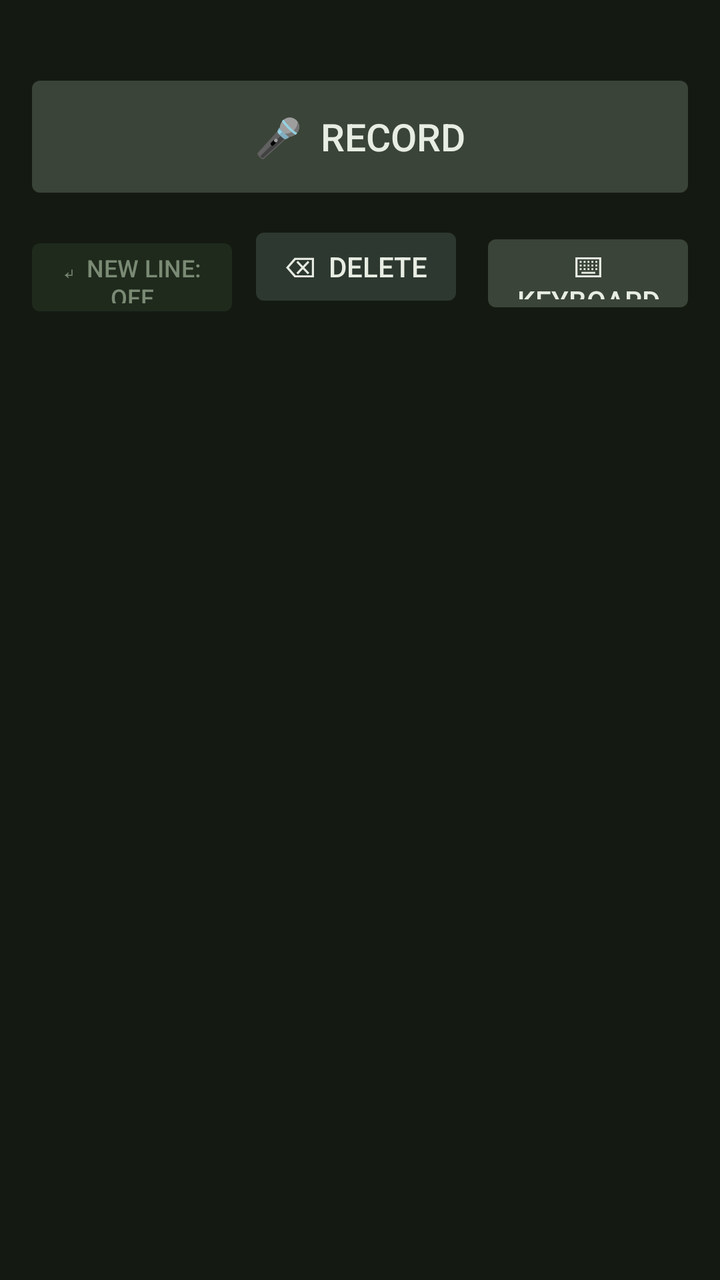
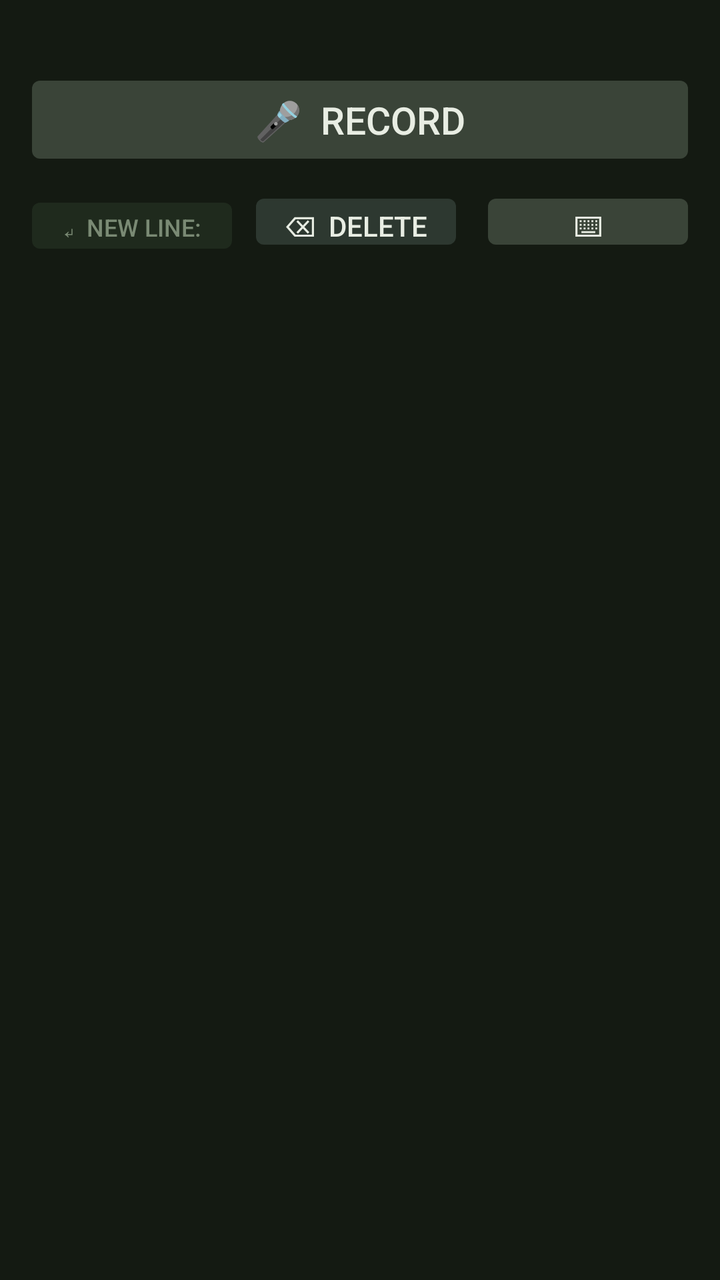

The first picture is an Android layout as it rendered before a commit; the second is the same layout after the commit. The layout source and the unified diff follow.
<!-- AndroidManifest.xml: application theme android:Theme.DeviceDefault -->
<!-- res/layout/keyboard_view.xml -->
<?xml version="1.0" encoding="utf-8"?>
<LinearLayout xmlns:android="http://schemas.android.com/apk/res/android"
    android:layout_width="match_parent"
    android:layout_height="wrap_content"
    android:orientation="vertical"
    android:background="#141A12"
    android:padding="12dp">

    
    <TextView
        android:id="@+id/tvStatus"
        android:layout_width="match_parent"
        android:layout_height="wrap_content"
        android:text=""
        android:textColor="#7A8A74"
        android:textSize="12sp"
        android:gravity="center"
        android:minHeight="20dp"
        android:maxLines="3"
        android:ellipsize="none"
        android:paddingBottom="6dp" />

    
    <LinearLayout
        android:id="@+id/rowRetry"
        android:layout_width="match_parent"
        android:layout_height="wrap_content"
        android:orientation="horizontal"
        android:weightSum="2"
        android:layout_marginBottom="6dp"
        android:visibility="gone">

        <Button
            android:id="@+id/btnRetry"
            android:layout_width="0dp"
            android:layout_height="46dp"
            android:layout_weight="1"
            android:text="🔁  Retry"
            android:textSize="14sp"
            android:textColor="#E8EDE3"
            android:backgroundTint="#4A3A28"
            android:stateListAnimator="@null"
            android:layout_marginEnd="4dp" />

        <Button
            android:id="@+id/btnSaveAudio"
            android:layout_width="0dp"
            android:layout_height="46dp"
            android:layout_weight="1"
            android:text="💾  Save audio"
            android:textSize="14sp"
            android:textColor="#E8EDE3"
            android:backgroundTint="#4A3A28"
            android:stateListAnimator="@null"
            android:layout_marginStart="4dp"
            android:visibility="gone" />

    </LinearLayout>

    
    <Button
        android:id="@+id/btnRephrase"
        android:layout_width="match_parent"
        android:layout_height="46dp"
        android:text="✏️  Rephrase selection"
        android:textSize="14sp"
        android:textColor="#E8EDE3"
        android:backgroundTint="#2A3828"
        android:stateListAnimator="@null"
        android:layout_marginBottom="6dp"
        android:visibility="gone" />

    
    <Button
        android:id="@+id/btnRecord"
        android:layout_width="match_parent"
        android:layout_height="68dp"
        android:text="🎤  Record"
        android:textSize="19sp"
        android:textColor="#E8EDE3"
        android:backgroundTint="#3A4438"
        android:stateListAnimator="@null"
        android:layout_marginBottom="8dp" />

    
    <LinearLayout
        android:layout_width="match_parent"
        android:layout_height="wrap_content"
        android:orientation="horizontal"
        android:weightSum="3">

        <Button
            android:id="@+id/btnAutoNewline"
            android:layout_width="0dp"
            android:layout_height="46dp"
            android:layout_weight="1"
            android:text="↵  New line: off"
            android:textSize="12sp"
            android:textColor="#7A8A74"
            android:backgroundTint="#1F2A1D"
            android:stateListAnimator="@null"
            android:layout_marginEnd="4dp" />

        <Button
            android:id="@+id/btnDelete"
            android:layout_width="0dp"
            android:layout_height="46dp"
            android:layout_weight="1"
            android:text="⌫  Delete"
            android:textSize="14sp"
            android:textColor="#E8EDE3"
            android:backgroundTint="#2D3830"
            android:stateListAnimator="@null"
            android:layout_marginEnd="4dp" />

        <Button
            android:id="@+id/btnSwitch"
            android:layout_width="0dp"
            android:layout_height="46dp"
            android:layout_weight="1"
            android:text="⌨  Keyboard"
            android:textSize="14sp"
            android:textColor="#E8EDE3"
            android:backgroundTint="#3A4438"
            android:stateListAnimator="@null"
            android:layout_marginStart="4dp" />

    </LinearLayout>

</LinearLayout>
<!-- resources referenced by this layout -->
<resources>

</resources>

<!-- the commit's change to res/layout/keyboard_view.xml (unified diff, before → after) -->
@@ -5,6 +5,14 @@
     android:orientation="vertical"
     android:background="#141A12"
     android:padding="12dp">
+
+    
+    <ai.voiceboard.WaveformView
+        android:id="@+id/waveform"
+        android:layout_width="match_parent"
+        android:layout_height="22dp"
+        android:layout_marginBottom="6dp"
+        android:visibility="gone" />
 
     
     <TextView
@@ -33,7 +41,7 @@
         <Button
             android:id="@+id/btnRetry"
             android:layout_width="0dp"
-            android:layout_height="46dp"
+            android:layout_height="35dp"
             android:layout_weight="1"
             android:text="🔁  Retry"
             android:textSize="14sp"
@@ -45,7 +53,7 @@
         <Button
             android:id="@+id/btnSaveAudio"
             android:layout_width="0dp"
-            android:layout_height="46dp"
+            android:layout_height="35dp"
             android:layout_weight="1"
             android:text="💾  Save audio"
             android:textSize="14sp"
@@ -61,7 +69,7 @@
     <Button
         android:id="@+id/btnRephrase"
         android:layout_width="match_parent"
-        android:layout_height="46dp"
+        android:layout_height="35dp"
         android:text="✏️  Rephrase selection"
         android:textSize="14sp"
         android:textColor="#E8EDE3"
@@ -74,7 +82,7 @@
     <Button
         android:id="@+id/btnRecord"
         android:layout_width="match_parent"
-        android:layout_height="68dp"
+        android:layout_height="51dp"
         android:text="🎤  Record"
         android:textSize="19sp"
         android:textColor="#E8EDE3"
@@ -92,7 +100,7 @@
         <Button
             android:id="@+id/btnAutoNewline"
             android:layout_width="0dp"
-            android:layout_height="46dp"
+            android:layout_height="35dp"
             android:layout_weight="1"
             android:text="↵  New line: off"
             android:textSize="12sp"
@@ -104,7 +112,7 @@
         <Button
             android:id="@+id/btnDelete"
             android:layout_width="0dp"
-            android:layout_height="46dp"
+            android:layout_height="35dp"
             android:layout_weight="1"
             android:text="⌫  Delete"
             android:textSize="14sp"
@@ -116,7 +124,7 @@
         <Button
             android:id="@+id/btnSwitch"
             android:layout_width="0dp"
-            android:layout_height="46dp"
+            android:layout_height="35dp"
             android:layout_weight="1"
             android:text="⌨  Keyboard"
             android:textSize="14sp"
